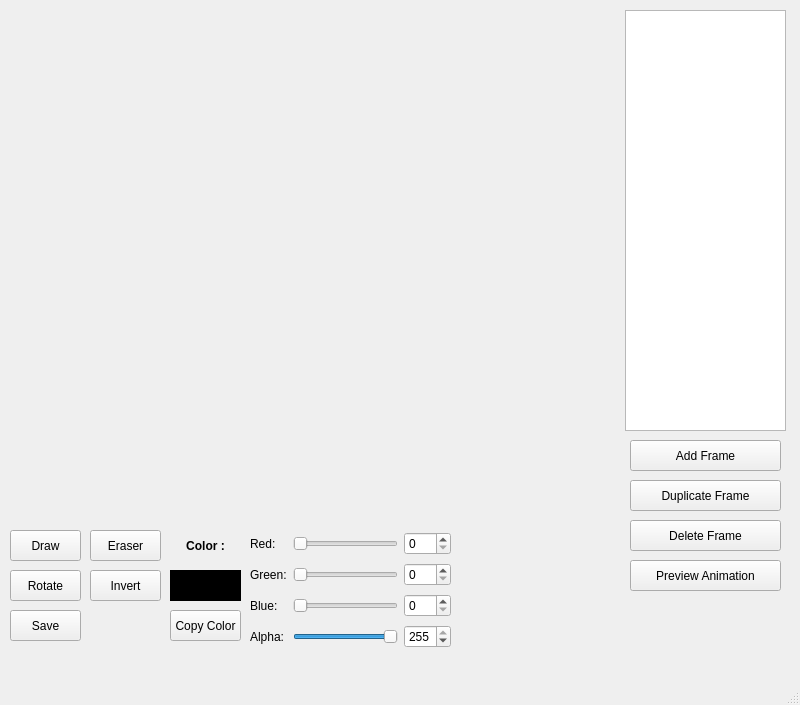
Qt form editorwindow.ui (KaiokenBro/Sprite-Editor) before a commit.
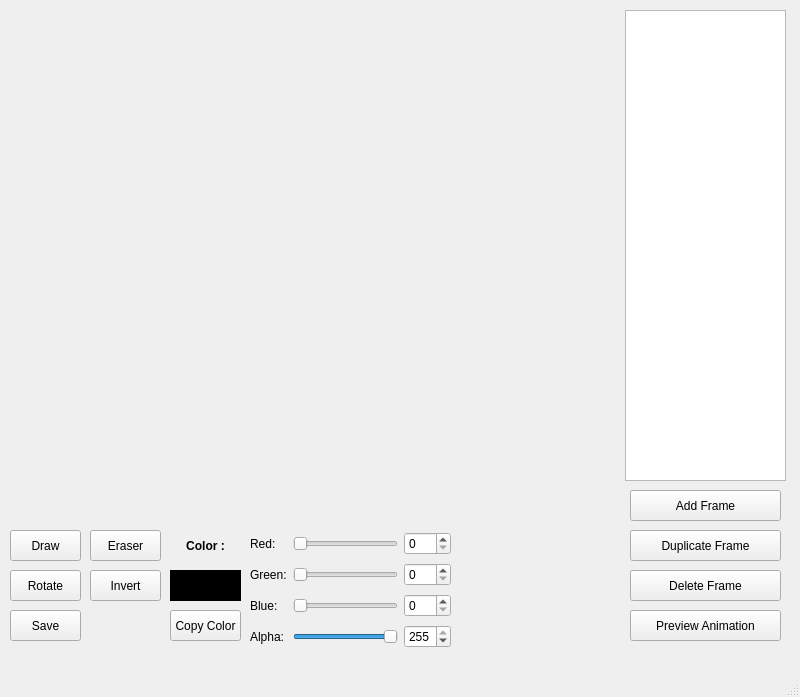
The same form after that commit.

The edit to the form file:
```diff
--- a/editorwindow.ui
+++ b/editorwindow.ui
@@ -7,7 +7,7 @@
     <x>0</x>
     <y>0</y>
     <width>800</width>
-    <height>705</height>
+    <height>697</height>
    </rect>
   </property>
   <property name="windowTitle">
@@ -33,7 +33,7 @@
       <x>625</x>
       <y>10</y>
       <width>161</width>
-      <height>421</height>
+      <height>471</height>
      </rect>
     </property>
    </widget>
@@ -106,7 +106,7 @@
     <property name="geometry">
      <rect>
       <x>630</x>
-      <y>440</y>
+      <y>490</y>
       <width>151</width>
       <height>31</height>
      </rect>
@@ -119,7 +119,7 @@
     <property name="geometry">
      <rect>
       <x>630</x>
-      <y>520</y>
+      <y>570</y>
       <width>151</width>
       <height>31</height>
      </rect>
@@ -132,7 +132,7 @@
     <property name="geometry">
      <rect>
       <x>630</x>
-      <y>480</y>
+      <y>530</y>
       <width>151</width>
       <height>31</height>
      </rect>
@@ -280,7 +280,7 @@
     <property name="geometry">
      <rect>
       <x>630</x>
-      <y>560</y>
+      <y>610</y>
       <width>151</width>
       <height>31</height>
      </rect>
@@ -294,8 +294,8 @@
      <rect>
       <x>8</x>
       <y>15</y>
-      <width>431</width>
-      <height>471</height>
+      <width>500</width>
+      <height>500</height>
      </rect>
     </property>
     <property name="lineWidth">
```
